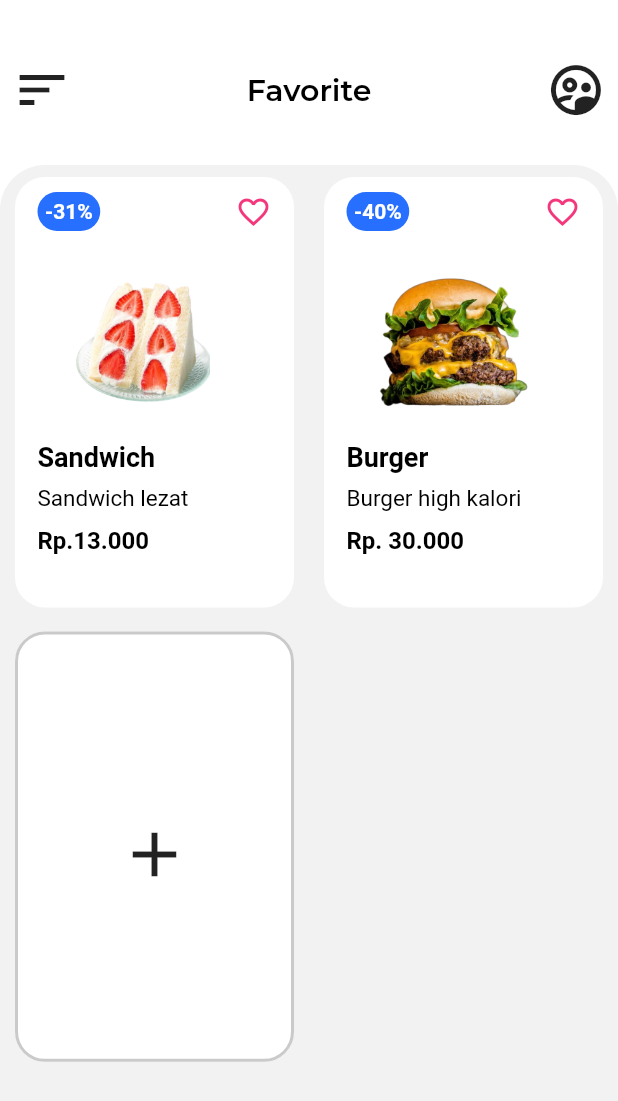
After one commit to Shodiqwae/Starmart, a Flutter app: the MyHomePage screen opened directly, on a phone screen of 412 x 824 dp. The commit adds this screen. Shown: the top 1101 px of the screen. Run offline on Flutter 3.47's test engine with Material 2 defaults, Android fonts, the phone set to English and light mode, and no system bars; our stand-ins replace badges, curved_navigation_bar, flutter_rating_bar, smooth_page_indicator; missing offline and left inert: clippy_flutter; project files that could hold a hidden picture were left out.

Commit message:
Fvr/cart

```diff
--- a/lib/pages/favorite.dart
+++ b/lib/pages/favorite.dart
@@ -1,4 +1,6 @@
+import 'package:ecomerce_app/widgets/ItemsWidget.dart';
 import 'package:flutter/material.dart';
+import 'package:ecomerce_app/widgets/cartfvr.dart';
 
 void main() {
   runApp(MyApp());
@@ -8,40 +10,99 @@ class MyApp extends StatelessWidget {
   @override
   Widget build(BuildContext context) {
     return MaterialApp(
-        debugShowCheckedModeBanner: false,
-      home: Fvt(),
+      debugShowCheckedModeBanner: false,
+      home: MyHomePage(),
     );
   }
 }
 
-class Fvt extends StatefulWidget {
-  const Fvt({super.key});
-
+class MyHomePage extends StatefulWidget {
   @override
-  State<Fvt> createState() => _FvtState();
+  _MyHomePageState createState() => _MyHomePageState();
 }
 
-class _FvtState extends State<Fvt> {
+class _MyHomePageState extends State<MyHomePage> {
   @override
   Widget build(BuildContext context) {
     return Scaffold(
+      backgroundColor: Colors.white,
       body: Column(
         children: [
-              Container(
-                height: 50,
-                color: Colors.white,
-                child: Row(
-                  mainAxisAlignment: MainAxisAlignment.spaceBetween,
-                  children: [
-                    IconButton(onPressed: () {}, icon: Icon(Icons.menu)),
-                    Text('Favorite'),
-                    IconButton(onPressed: () {}, icon: Icon(Icons.supervised_user_circle_outlined))
-                  ],
-                )
-              )
-            ],
-          )
+          // Container pertama dengan IconButton dan Drawer
+          ContainerWidget(),
 
+          // Container kedua menggunakan ScrollableContainer
+          Expanded(
+            child: ScrollableContainer(),
+          ),
+        ],
+      ),
     );
   }
 }
+
+class ContainerWidget extends StatefulWidget {
+  @override
+  _ContainerWidgetState createState() => _ContainerWidgetState();
+}
+
+class _ContainerWidgetState extends State<ContainerWidget> {
+  @override
+  Widget build(BuildContext context) {
+    return Container(
+      margin: EdgeInsets.only(top: 10),
+      height: 100,
+      color: const Color.fromARGB(255, 255, 255, 255),
+      child: Row(
+        mainAxisAlignment: MainAxisAlignment.spaceBetween,
+        children: [
+          IconButton(
+            onPressed: () {},
+            icon: Icon(Icons.sort),
+            iconSize: 40,
+          ),
+          Text(
+            'Favorite',
+            style: TextStyle(
+              color: Colors.black,
+              fontSize: 20,
+              fontFamily: 'Montsserat-Semi',
+            ),
+          ),
+          IconButton(
+            onPressed: () {},
+            icon: Icon(Icons.supervised_user_circle_outlined),
+            iconSize: 40,
+          )
+        ],
+      ),
+    );
+  }
+}
+
+class ScrollableContainer extends StatefulWidget {
+
+
+
+
+  @override
+  _ScrollableContainerState createState() => _ScrollableContainerState();
+}
+
+class _ScrollableContainerState extends State<ScrollableContainer> {
+  @override
+  Widget build(BuildContext context) {
+    return SingleChildScrollView(
+      child:
+              Container(
+                height: 800.0, // Atur tinggi container kedua sesuai kebutuhan
+
+                decoration: BoxDecoration(
+                  color: Color.fromARGB(241, 241, 241, 241),
+                  borderRadius: BorderRadius.circular(30),
+                ),
+                child: Crt(),
+              ),
+    );
+  }
+}
--- /dev/null
+++ b/lib/widgets/cartfvr.dart
@@ -0,0 +1,211 @@
+import 'package:badges/badges.dart';
+import 'package:flutter/material.dart';
+
+class Crt extends StatelessWidget {
+  @override
+  Widget build(BuildContext context) {
+    return GridView.count(
+      childAspectRatio: 0.68,
+      physics: NeverScrollableScrollPhysics(),
+      crossAxisCount: 2,
+      shrinkWrap: true,
+      children: [
+        for (int i = 1; i < 2; i++)
+          Container(
+            padding: EdgeInsets.only(left: 15, right: 15, top: 10),
+            margin: EdgeInsets.symmetric(vertical: 8, horizontal: 10),
+            decoration: BoxDecoration(
+              color: Colors.white,
+              borderRadius: BorderRadius.circular(20),
+            ),
+            child: Column(
+              crossAxisAlignment: CrossAxisAlignment.start,
+              children: [
+                Row(
+                  mainAxisAlignment: MainAxisAlignment.spaceBetween,
+                  children: [
+                    Container(
+                      padding: EdgeInsets.all(5),
+                      decoration: BoxDecoration(
+                        color:  Color.fromARGB(216, 0, 85, 255),
+                        borderRadius: BorderRadius.circular(20),
+                      ),
+                      child: Text(
+                        "-31%",
+                        style: TextStyle(
+                          fontSize: 14,
+                          color: Colors.white,
+                          fontWeight: FontWeight.bold,
+                        ),
+                      ),
+                    ),
+                    Icon(
+                      Icons.favorite_border,
+                       color: const Color.fromARGB(255, 244, 54, 124),
+                    ),
+                  ],
+                ),
+                InkWell(
+
+                  child: Container(
+                    margin: EdgeInsets.all(10),
+                    child: Image.asset(
+                      "images/1.png",
+                      height: 120,
+                      width: 120,
+                    ),
+                  ),
+                ),
+                Container(
+                  padding: EdgeInsets.only(bottom: 8),
+                  alignment: Alignment.centerLeft,
+                  child: Text(
+                    "Sandwich",
+                    style: TextStyle(
+                      fontSize: 18,
+                      color: Color.fromARGB(255, 0, 0, 0),
+                      fontWeight: FontWeight.bold,
+                    ),
+                  ),
+                ),
+                Container(
+                  alignment: Alignment.centerLeft,
+                  child: Text(
+                    "Sandwich lezat",
+                    style: TextStyle(
+                      fontSize: 15,
+                      color: Color.fromARGB(255, 0, 0, 0),
+                    ),
+                  ),
+                ),
+                SizedBox(
+                    height: 10), // Jarak antara konten card dan ikon + teks
+                Row(
+                  mainAxisAlignment: MainAxisAlignment.spaceBetween,
+                  children: [
+                    Text(
+                      "Rp.13.000",
+                      style: TextStyle(
+                        fontSize: 16,
+                        fontWeight: FontWeight.bold,
+                        color:  Color.fromARGB(255, 0, 0, 0),
+                      ),
+                    ),
+
+                  ],
+                ),
+              ],
+            ),
+          ),
+
+          //cart 2
+
+          Container(
+            padding: EdgeInsets.only(left: 15, right: 15, top: 10),
+            margin: EdgeInsets.symmetric(vertical: 8, horizontal: 10),
+            decoration: BoxDecoration(
+              color: Colors.white,
+              borderRadius: BorderRadius.circular(20),
+            ),
+            child: Column(
+              crossAxisAlignment: CrossAxisAlignment.start,
+              children: [
+                Row(
+                  mainAxisAlignment: MainAxisAlignment.spaceBetween,
+                  children: [
+                    Container(
+                      padding: EdgeInsets.all(5),
+                      decoration: BoxDecoration(
+                        color:  Color.fromARGB(216, 0, 85, 255),
+                        borderRadius: BorderRadius.circular(20),
+                      ),
+                      child: Text(
+                        "-40%",
+                        style: TextStyle(
+                          fontSize: 14,
+                          color: Colors.white,
+                          fontWeight: FontWeight.bold,
+                        ),
+                      ),
+                    ),
+                    Icon(
+                      Icons.favorite_border,
+                       color: const Color.fromARGB(255, 244, 54, 124),
+                    ),
+                  ],
+                ),
+                InkWell(
+
+                  child: Container(
+                    margin: EdgeInsets.all(10),
+                    child: Image.asset(
+                      "images/2.png",
+                      height: 120,
+                      width: 120,
+                    ),
+                  ),
+                ),
+                Container(
+                  padding: EdgeInsets.only(bottom: 8),
+                  alignment: Alignment.centerLeft,
+                  child: Text(
+                    "Burger",
+                    style: TextStyle(
+                      fontSize: 18,
+                      color: Color.fromARGB(255, 0, 0, 0),
+                      fontWeight: FontWeight.bold,
+                    ),
+                  ),
+                ),
+                Container(
+                  alignment: Alignment.centerLeft,
+                  child: Text(
+                    "Burger high kalori",
+                    style: TextStyle(
+                      fontSize: 15,
+                      color: Color.fromARGB(255, 0, 0, 0),
+                    ),
+                  ),
+                ),
+                SizedBox(
+                    height: 10), // Jarak antara konten card dan ikon + teks
+                Row(
+                  mainAxisAlignment: MainAxisAlignment.spaceBetween,
+                  children: [
+                    Text(
+                      "Rp. 30.000",
+                      style: TextStyle(
+                        fontSize: 16,
+                        fontWeight: FontWeight.bold,
+                        color:  Color.fromARGB(255, 0, 0, 0),
+                      ),
+                    ),
+                  ],
+                ),
+              ],
+            ),
+          ),
+
+          //cart 3
+    Container(
+            padding: EdgeInsets.only(left: 15, right: 15, top: 10),
+            margin: EdgeInsets.symmetric(vertical: 8, horizontal: 10),
+            decoration: BoxDecoration(
+              color: Colors.white,
+              borderRadius: BorderRadius.circular(20),
+              border: Border.all(
+                    color: Color.fromARGB(180, 180, 180, 180), width: 2),
+            ),
+          child: Row(
+            mainAxisAlignment: MainAxisAlignment.center,
+            children: [
+              Icon(Icons.add_outlined,size: 50,)
+            ],
+          ),
+          ),
+
+
+      ],
+    );
+  }
+}
```
